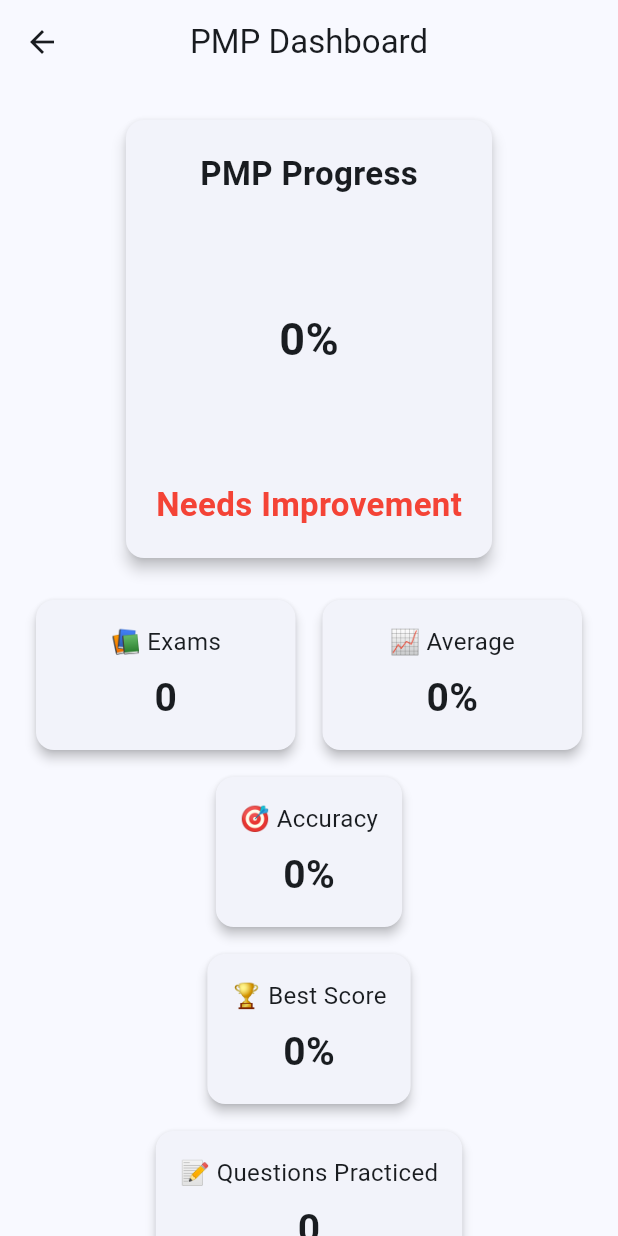
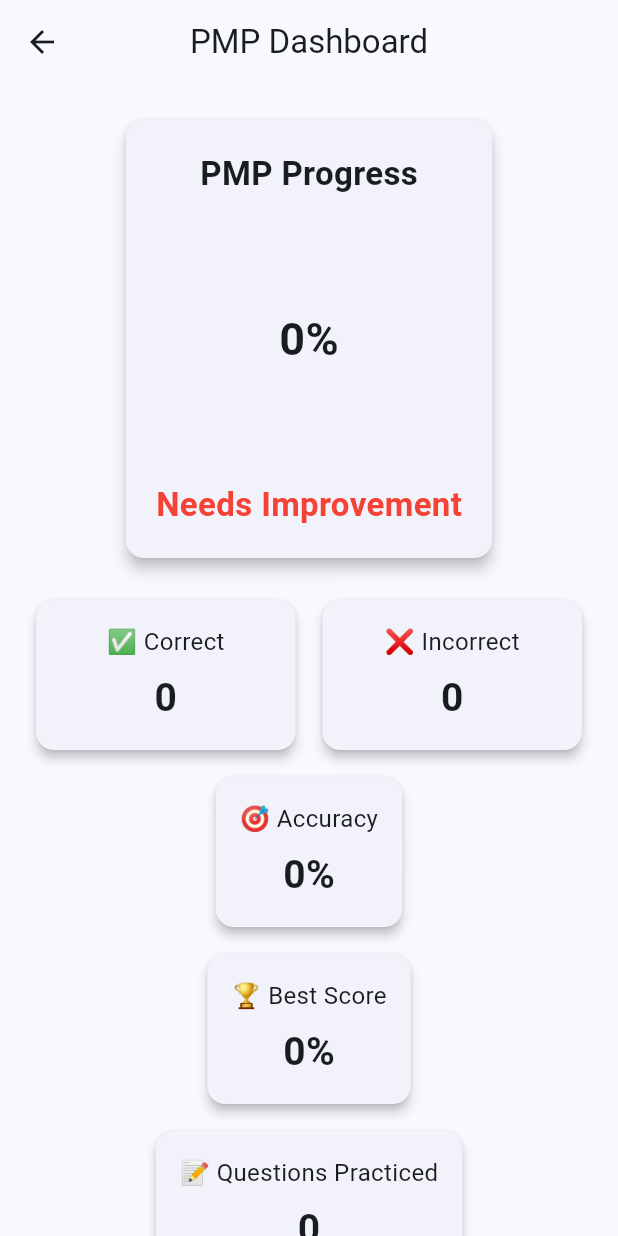
Before and after one commit to almoji/pmpexammaster, a Flutter app: the DashboardScreen screen opened directly, on a phone screen of 412 x 824 dp. Run offline on Flutter 3.47's test engine with Material 3 defaults, Android fonts, the phone set to English and light mode, and no system bars; our stand-ins replace shared_preferences; accounts and stored records are empty.

Commit message:
Use QuestionAttempt for correct and incorrect metrics

```diff
--- a/lib/screens/dashboard_screen.dart
+++ b/lib/screens/dashboard_screen.dart
@@ -524,9 +524,9 @@ class _DashboardScreenState extends State<DashboardScreen> {
                   child:
                   _infoCard(
 
-                    "📚 Exams",
+                    "✅ Correct",
 
-                    "${results.length}",
+                    "$attemptsCorrect",
 
                   ),
                 ),
@@ -539,9 +539,9 @@ class _DashboardScreenState extends State<DashboardScreen> {
                   child:
                   _infoCard(
 
-                    "📈 Average",
+                    "❌ Incorrect",
 
-                    "${averageScore.round()}%",
+                    "$attemptsIncorrect",
 
                   ),
                 ),
```
